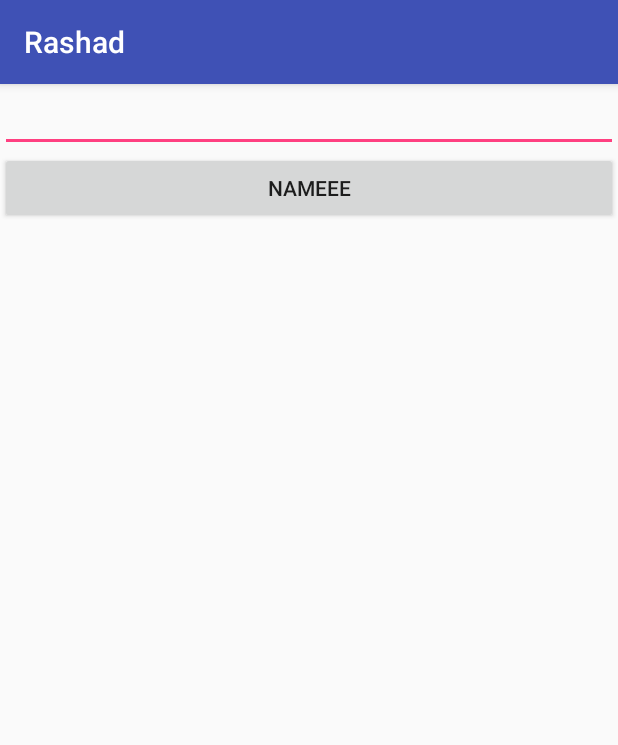
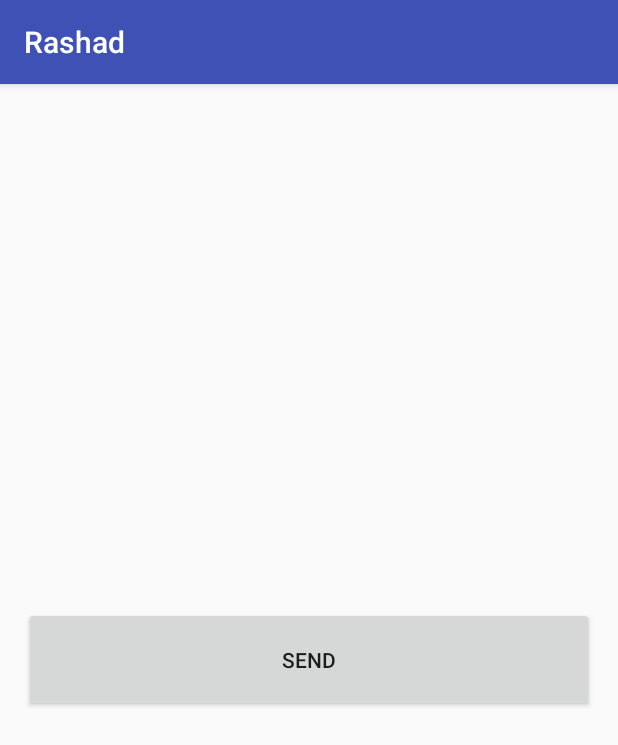
Before and after one commit to MahmoudAymann/Rashad, an Android app: the screen it shows after launch (MainActivity), on a phone screen of 412 x 824 dp. Shown: the top 745 px of the screen. Run offline under Robolectric (Android 15) with nearby library versions, the phone set to English and light mode, and no system bars; our stand-ins replace ButterKnife; libraries missing offline, so code that uses them is left out: com.androidnetworking, com.androidnetworking.common, com.androidnetworking.error, com.androidnetworking.interceptors, com.androidnetworking.interfaces.

Commit message:
last commit

```diff
--- a/app/src/main/java/com/hajjhackaton/rashad/ApiLink.java
+++ b/app/src/main/java/com/hajjhackaton/rashad/ApiLink.java
@@ -1,7 +1,7 @@
 package com.hajjhackaton.rashad;
 
 import com.hajjhackaton.rashad.model.RequirdData;
-import com.hajjhackaton.rashad.model.responseModule;
+import com.hajjhackaton.rashad.model.ResponseModule;
 
 import retrofit2.Call;
 import retrofit2.http.Body;
@@ -13,6 +13,6 @@ import retrofit2.http.POST;
 
 public interface ApiLink {
     @POST("RequestCall")
-    Call<responseModule> getData(@Body RequirdData sentData);
+    Call<ResponseModule> getData(@Body RequirdData sentData);
 
 }
--- a/app/src/main/java/com/hajjhackaton/rashad/model/responseModule.java
+++ b/app/src/main/java/com/hajjhackaton/rashad/model/ResponseModule.java
@@ -3,7 +3,7 @@ package com.hajjhackaton.rashad.model;
 import com.google.gson.annotations.Expose;
 import com.google.gson.annotations.SerializedName;
 
-public class responseModule
+public class ResponseModule
 {
     @SerializedName("status")
     @Expose
--- a/app/src/main/res/layout/fragment_main.xml
+++ b/app/src/main/res/layout/fragment_main.xml
@@ -4,20 +4,15 @@
     android:layout_width="match_parent"
     android:layout_height="match_parent"
     tools:context=".MainFragment"
-    android:orientation="vertical">
-
-    <EditText
-        android:id="@+id/nameET"
-        android:layout_width="match_parent"
-        android:layout_height="wrap_content"
-        android:inputType="textPersonName"
-        tools:ignore="LabelFor" />
+    android:orientation="vertical"
+    android:gravity="center"
+    android:padding="16dp">
 
 
     <Button
         android:id="@+id/btn"
-        android:text="nameee"
+        android:text="Send"
         android:layout_width="match_parent"
-        android:layout_height="wrap_content" />
+        android:layout_height="70dp" />
 
 </LinearLayout>
```
Also changed, not shown: app/src/main/java/com/hajjhackaton/rashad/MainFragment.java (+22 -64 lines).
